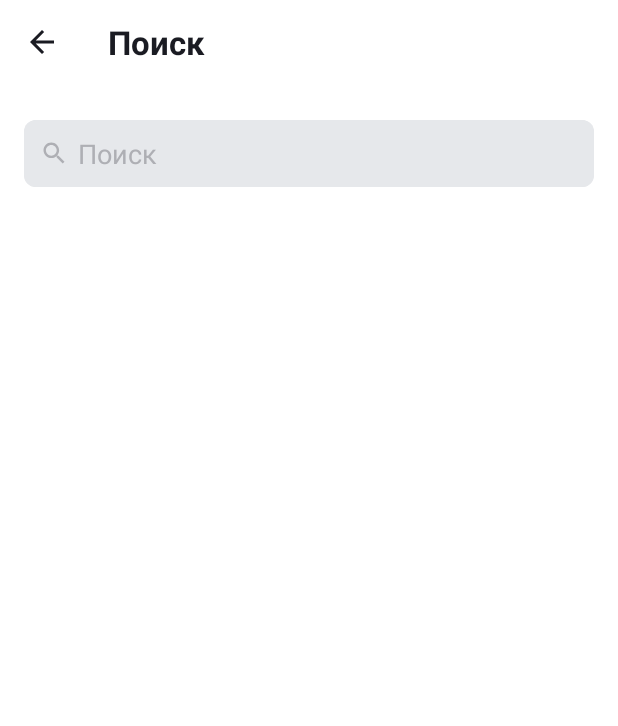
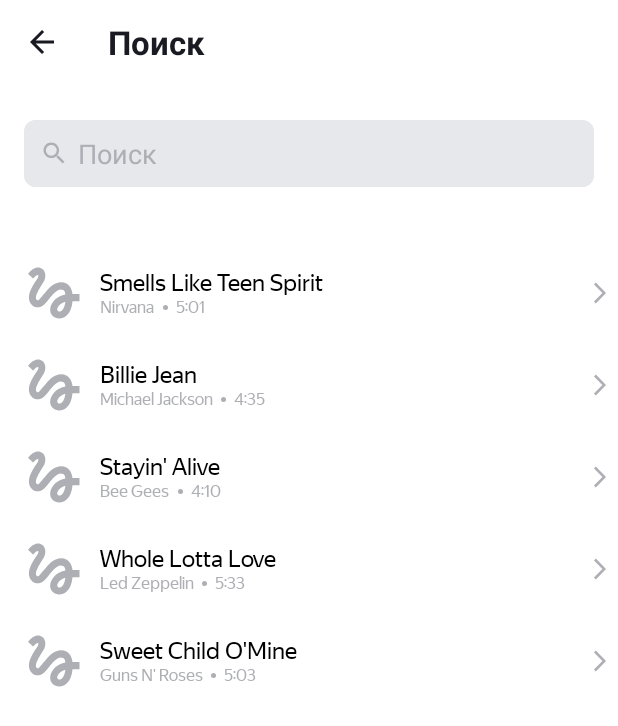
Before and after one commit to MaxCanon/PlaylistMaker, an Android app: the SearchActivity screen opened directly, with no data from a screen before it, on a phone screen of 412 x 824 dp. Shown: the top 726 px of the screen. Run offline under Robolectric (Android 15) with nearby library versions, the phone set to English and light mode, and no system bars; pictures from the network do not load.

Commit message:
10 sprint

```diff
--- a/app/build.gradle
+++ b/app/build.gradle
@@ -34,6 +34,8 @@ android {
 
 dependencies {
 
+    implementation 'com.github.bumptech.glide:glide:4.14.2'
+    annotationProcessor 'com.github.bumptech.glide:compiler:4.14.2'
     implementation 'androidx.core:core-ktx:1.7.0'
     implementation 'androidx.appcompat:appcompat:1.4.1'
     implementation 'com.google.android.material:material:1.5.0'
--- a/app/src/main/AndroidManifest.xml
+++ b/app/src/main/AndroidManifest.xml
@@ -1,6 +1,8 @@
 <?xml version="1.0" encoding="utf-8"?>
 <manifest xmlns:android="http://schemas.android.com/apk/res/android"
     xmlns:tools="http://schemas.android.com/tools">
+
+    <uses-permission android:name="android.permission.INTERNET"/>
 
     <application
         android:allowBackup="true"
--- a/app/src/main/java/com/example/playlistmaker/SearchActivity.kt
+++ b/app/src/main/java/com/example/playlistmaker/SearchActivity.kt
@@ -10,12 +10,61 @@ import android.view.inputmethod.InputMethodManager
 import android.widget.EditText
 import android.widget.ImageView
 import androidx.appcompat.widget.Toolbar
+import androidx.recyclerview.widget.LinearLayoutManager
+import androidx.recyclerview.widget.RecyclerView
 
 class SearchActivity : AppCompatActivity() {
     companion object {
         const val EDIT_TEXT = "EDIT_TEXT"
     }
-    var text:String = ""
+
+    var text: String = ""
+    private var recycleViewTracks: RecyclerView? = null
+    private var trackList: ArrayList<Track> = ArrayList()
+
+    private fun fillTracksList(): ArrayList<Track> {
+        val track: Track = Track(
+            "Smells Like Teen Spirit",
+            "Nirvana",
+            "5:01",
+            "https://is5-ssl.mzstatic.com/image/thumb/Music115/v4/7b/58/c2/7b58c21a-2b51-2bb2-e59a-9bb9b96ad8c3/00602567924166.rgb.jpg/100x100bb.jpg"
+        )
+        trackList.add(track)
+        trackList.add(
+            Track(
+                "Billie Jean",
+                "Michael Jackson",
+                "4:35",
+                "https://is5-ssl.mzstatic.com/image/thumb/Music125/v4/3d/9d/38/3d9d3811-71f0-3a0e-1ada-3004e56ff852/827969428726.jpg/100x100bb.jpg"
+            )
+        )
+        trackList.add(
+            Track(
+                "Stayin' Alive",
+                "Bee Gees",
+                "4:10",
+                "https://is4-ssl.mzstatic.com/image/thumb/Music115/v4/1f/80/1f/1f801fc1-8c0f-ea3e-d3e5-387c6619619e/16UMGIM86640.rgb.jpg/100x100bb.jpg"
+            )
+        )
+        trackList.add(
+            Track(
+                "Whole Lotta Love",
+                "Led Zeppelin",
+                "5:33",
+                "https://is2-ssl.mzstatic.com/image/thumb/Music62/v4/7e/17/e3/7e17e33f-2efa-2a36-e916-7f808576cf6b/mzm.fyigqcbs.jpg/100x100bb.jpg"
+            )
+        )
+        trackList.add(
+            Track(
+                "Sweet Child O'Mine",
+                "Guns N' Roses",
+                "5:03",
+                "https://is5-ssl.mzstatic.com/image/thumb/Music125/v4/a0/4d/c4/a04dc484-03cc-02aa-fa82-5334fcb4bc16/18UMGIM24878.rgb.jpg/100x100bb.jpg"
+            )
+        )
+        return this.trackList
+    }
+
     override fun onCreate(savedInstanceState: Bundle?) {
         super.onCreate(savedInstanceState)
         setContentView(R.layout.activity_search)
@@ -33,6 +82,13 @@ class SearchActivity : AppCompatActivity() {
             closeKeyboard(inputEditText)
 
         }
+
+        recycleViewTracks = findViewById(R.id.search_recycle_view)
+        val musLayOut = LinearLayoutManager(this)
+        musLayOut.orientation = RecyclerView.VERTICAL
+        recycleViewTracks?.layoutManager = musLayOut
+        recycleViewTracks?.adapter = TrackAdapter(this.fillTracksList())
+
         val simpleTextWatcher = object : TextWatcher {
             override fun beforeTextChanged(s: CharSequence?, start: Int, count: Int, after: Int) {
                 //
--- /dev/null
+++ b/app/src/main/java/com/example/playlistmaker/Track.kt
@@ -0,0 +1,7 @@
+package com.example.playlistmaker
+
+data class Track(
+    val trackName: String,
+    val artistName: String,
+    val trackTime: String,
+    val artworkUrl100: String)
--- /dev/null
+++ b/app/src/main/java/com/example/playlistmaker/TrackAdapter.kt
@@ -0,0 +1,27 @@
+package com.example.playlistmaker
+
+import android.view.LayoutInflater
+import android.view.View
+import android.view.ViewGroup
+import androidx.recyclerview.widget.RecyclerView
+
+class TrackAdapter(private val trackList: ArrayList<Track>) :
+    RecyclerView.Adapter<TrackHolder>() {
+    override fun onCreateViewHolder(parent: ViewGroup, viewType: Int): TrackHolder {
+        val item: View =
+            LayoutInflater.from(parent.context).inflate(
+                R.layout.track,
+                parent,
+                false
+            )
+        return TrackHolder(item)
+    }
+
+    override fun onBindViewHolder(holder: TrackHolder, position: Int) {
+        holder.bind(trackList[position])
+    }
+
+    override fun getItemCount(): Int {
+        return trackList.size
+    }
+}
--- /dev/null
+++ b/app/src/main/java/com/example/playlistmaker/TrackHolder.kt
@@ -0,0 +1,36 @@
+package com.example.playlistmaker
+
+import android.view.View
+import android.widget.ImageView
+import android.widget.TextView
+import androidx.recyclerview.widget.RecyclerView
+import com.bumptech.glide.Glide
+import com.bumptech.glide.load.resource.bitmap.RoundedCorners
+
+class TrackHolder(private val item: View) : RecyclerView.ViewHolder(item) {
+    private var imageAlbum: ImageView = item.findViewById(R.id.album_image)
+    private var trackName: TextView = item.findViewById(R.id.track_name)
+    private var artistName: TextView = item.findViewById(R.id.artist_name)
+    private var trackTime: TextView = item.findViewById(R.id.track_time)
+
+
+    fun bind(musTrack: Track) {
+        trackName.text = musTrack.trackName
+        artistName.text = musTrack.artistName
+        trackTime.text = musTrack.trackTime
+
+        Glide
+            .with(item.context)
+            .load(musTrack.artworkUrl100)
+            .placeholder(R.drawable.placeholder)
+            .centerCrop()
+            .transform(
+                RoundedCorners(
+                    itemView.resources
+                        .getDimensionPixelOffset(R.dimen.image_radius)
+                )
+            )
+            .into(imageAlbum)
+
+    }
+}
--- /dev/null
+++ b/app/src/main/res/drawable/ellipse.xml
@@ -0,0 +1,9 @@
+<vector xmlns:android="http://schemas.android.com/apk/res/android"
+    android:width="3dp"
+    android:height="3dp"
+    android:viewportWidth="3"
+    android:viewportHeight="3">
+  <path
+      android:pathData="M1.5,1.5m-1.5,0a1.5,1.5 0,1 1,3 0a1.5,1.5 0,1 1,-3 0"
+      android:fillColor="#ffffff"/>
+</vector>
--- /dev/null
+++ b/app/src/main/res/drawable/placeholder.xml
@@ -0,0 +1,9 @@
+<vector xmlns:android="http://schemas.android.com/apk/res/android"
+    android:width="45dp"
+    android:height="45dp"
+    android:viewportWidth="45"
+    android:viewportHeight="45">
+  <path
+      android:pathData="M8.606,12.919C9.919,11.587 11.231,10.387 11.813,10.631C12.75,11.006 11.813,12.563 11.25,13.481C10.781,14.269 5.887,20.775 5.887,25.313C5.887,27.712 6.787,29.7 8.4,30.9C9.806,31.95 11.663,32.269 13.35,31.763C15.356,31.181 17.006,29.138 19.087,26.569C21.356,23.775 24.394,20.119 26.737,20.119C29.794,20.119 29.831,22.013 30.038,23.475C22.95,24.675 19.95,30.356 19.95,33.544C19.95,36.731 22.65,39.338 25.969,39.338C29.025,39.338 34.013,36.844 34.763,27.9H39.375V23.212H34.744C34.463,20.119 32.7,15.337 27.188,15.337C22.969,15.337 19.35,18.919 17.925,20.663C16.837,22.031 14.063,25.313 13.631,25.763C13.163,26.325 12.356,27.337 11.55,27.337C10.706,27.337 10.2,25.781 10.875,23.737C11.531,21.694 13.5,18.375 14.344,17.138C15.806,15 16.781,13.538 16.781,10.988C16.781,6.919 13.706,5.625 12.075,5.625C9.6,5.625 7.444,7.5 6.975,7.969C6.3,8.644 5.737,9.206 5.325,9.712L8.606,12.919ZM26.025,34.781C25.444,34.781 24.638,34.294 24.638,33.431C24.638,32.306 26.006,29.306 30.019,28.256C29.456,33.3 27.337,34.781 26.025,34.781Z"
+      android:fillColor="#AEAFB4"/>
+</vector>
--- a/app/src/main/res/layout/activity_search.xml
+++ b/app/src/main/res/layout/activity_search.xml
@@ -1,5 +1,6 @@
 <?xml version="1.0" encoding="utf-8"?>
 <LinearLayout xmlns:android="http://schemas.android.com/apk/res/android"
+    xmlns:tools="http://schemas.android.com/tools"
     style="@style/SettingsPageBackground"
     android:layout_width="match_parent"
     android:layout_height="match_parent"
@@ -33,29 +34,22 @@
 
         <EditText
             android:id="@+id/input_edit_text"
-            android:layout_width="0dp"
-            android:layout_height="wrap_content"
-            android:layout_weight="1"
+            style="@style/Input_Edit_Text"
             android:background="@drawable/round_edittext"
             android:drawableStart="@drawable/edittext_search_icon"
-            android:drawablePadding="8dp"
             android:hint="@string/input_hint"
-            android:inputType="text"
-            android:maxLines="1"
-            android:paddingVertical="10dp"
-            android:paddingStart="12dp"
-            android:textColor="@color/knob_color"
-            android:textColorHint="@color/knob_color"
             android:textCursorDrawable="@drawable/text_cursor_color" />
 
         <ImageView
             android:id="@+id/clearIcon"
-            android:layout_width="wrap_content"
-            android:layout_height="wrap_content"
-            android:layout_gravity="center"
-            android:padding="10dp"
-            android:src="@drawable/icon_clear_edittext"
-            android:visibility="gone" />
+            style="@style/Clear_Icon"
+            android:src="@drawable/icon_clear_edittext" />
     </LinearLayout>
 
+    <androidx.recyclerview.widget.RecyclerView
+        android:id="@+id/search_recycle_view"
+        android:layout_width="match_parent"
+        android:layout_height="wrap_content"
+        android:layout_marginTop="@dimen/top_margin_recycle"
+        tools:listitem="@layout/track" />
 </LinearLayout>
--- /dev/null
+++ b/app/src/main/res/layout/track.xml
@@ -0,0 +1,59 @@
+<?xml version="1.0" encoding="utf-8"?>
+<LinearLayout xmlns:android="http://schemas.android.com/apk/res/android"
+    xmlns:app="http://schemas.android.com/apk/res-auto"
+    android:id="@+id/track_item"
+    android:layout_width="match_parent"
+    android:layout_height="wrap_content"
+    android:orientation="horizontal">
+
+    <ImageView
+        android:id="@+id/album_image"
+        android:layout_width="@dimen/art_size_recycle"
+        android:layout_height="@dimen/art_size_recycle"
+        android:layout_marginStart="13dp"
+        android:layout_marginVertical="@dimen/art_margin_recycle"
+        android:layout_marginEnd="@dimen/art_margin_recycle" />
+
+    <LinearLayout
+        android:layout_width="0dp"
+        android:layout_height="wrap_content"
+        android:layout_gravity="center_vertical"
+        android:layout_weight="1"
+        android:orientation="vertical">
+
+        <TextView
+            android:id="@+id/track_name"
+            style="@style/Recycle_Track_Name"
+            android:text="@string/app_name"
+            android:textSize="@dimen/text_size16" />
+
+        <LinearLayout
+            android:layout_width="wrap_content"
+            android:layout_height="wrap_content"
+            android:orientation="horizontal">
+
+            <TextView
+                android:id="@+id/artist_name"
+                style="@style/Recycle_ArtistName_TrackTime"
+                android:maxEms="10"/>
+
+            <ImageView
+                android:id="@+id/ellipse"
+                style="@style/Ellipse"
+                android:src="@drawable/ellipse"/>
+
+            <TextView
+                android:id="@+id/track_time"
+                style="@style/Recycle_ArtistName_TrackTime" />
+
+        </LinearLayout>
+
+    </LinearLayout>
+
+
+    <ImageView
+        android:layout_width="wrap_content"
+        style="@style/Forward_Arrow_Icon"
+        android:src="@drawable/icon_arrow_forward" />
+
+</LinearLayout>
--- a/app/src/main/res/values-night/styles.xml
+++ b/app/src/main/res/values-night/styles.xml
@@ -25,4 +25,69 @@
         <item name="trackTint">@color/switch_compat_track_night</item>
 
     </style>
+
+    <style name="Input_Edit_Text">
+        <item name="android:layout_width">0dp</item>
+        <item name="android:layout_height">wrap_content</item>
+        <item name="android:layout_weight">1</item>
+        <item name="android:drawablePadding">8dp</item>
+        <item name="android:inputType">text</item>
+        <item name="android:maxLines">1</item>
+        <item name="android:paddingVertical">10dp</item>
+        <item name="android:paddingStart">12dp</item>
+        <item name="android:drawableTint">@color/main_text</item>
+        <item name="android:textColor">@color/main_text</item>
+        <item name="android:textColorHint">@color/main_text</item>
+
+    </style>
+
+    <style name="Clear_Icon">
+        <item name="android:layout_width">wrap_content</item>
+        <item name="android:layout_height">wrap_content</item>
+        <item name="android:layout_gravity">center</item>
+        <item name="android:tint">@color/main_text</item>
+        <item name="android:padding">10dp</item>
+        <item name="android:visibility">gone</item>
+    </style>
+
+    <style name="Forward_Arrow_Icon">
+        <item name="android:layout_width">wrap_content</item>
+        <item name="android:layout_height">wrap_content</item>
+        <item name="android:layout_gravity">center</item>
+        <item name="android:tint">@color/white</item>
+        <item name="android:layout_marginStart">@dimen/padding_left</item>
+    </style>
+
+    <style name="Recycle_Track_Name">
+        <item name="android:layout_width">wrap_content</item>
+        <item name="android:layout_height">wrap_content</item>
+        <item name="android:fontFamily">@font/ys_display_regular</item>
+        <item name="android:text">TextView</item>
+        <item name="android:textColor">@color/white</item>
+        <item name="android:ellipsize">end</item>
+        <item name="android:lines">1</item>
+        <item name="android:singleLine">true</item>
+    </style>
+
+    <style name="Recycle_ArtistName_TrackTime">
+        <item name="android:layout_width">wrap_content</item>
+        <item name="android:layout_height">wrap_content</item>
+        <item name="android:fontFamily">@font/ys_display_regular</item>
+        <item name="android:text">TextView</item>
+        <item name="android:textSize">@dimen/text_size11</item>
+        <item name="android:textColor">@color/white</item>
+        <item name="android:ellipsize">end</item>
+        <item name="android:lines">1</item>
+        <item name="android:singleLine">true</item>
+    </style>
+
+    <style name="Ellipse">
+        <item name="android:layout_width">wrap_content</item>
+        <item name="android:layout_height">wrap_content</item>
+        <item name="android:layout_gravity">center_vertical</item>
+        <item name="android:tint">@color/white</item>
+        <item name="android:layout_marginStart">@dimen/text_margin_recycle</item>
+        <item name="android:layout_marginEnd">@dimen/text_margin_recycle</item>
+    </style>
+
 </resources>
--- a/app/src/main/res/values/dimens.xml
+++ b/app/src/main/res/values/dimens.xml
@@ -5,10 +5,16 @@
     <dimen name="icon_margin_right">12dp</dimen>
     <dimen name="padding_left">16dp</dimen>
     <dimen name="corner_radius">16dp</dimen>
+    <dimen name="text_size11">11sp</dimen>
     <dimen name="text_size16">16sp</dimen>
     <dimen name="text_size22">22sp</dimen>
     <dimen name="padding_right">12dp</dimen>
     <dimen name="margin_settings_text">21dp</dimen>
     <dimen name="margin_right">44dp</dimen>
+    <dimen name="art_size_recycle">45dp</dimen>
+    <dimen name="art_margin_recycle">8dp</dimen>
+    <dimen name="text_margin_recycle">5dp</dimen>
+    <dimen name="image_radius">2dp</dimen>
+    <dimen name="top_margin_recycle">24dp</dimen>
 
 </resources>
--- a/app/src/main/res/values/styles.xml
+++ b/app/src/main/res/values/styles.xml
@@ -45,6 +45,71 @@
         <item name="thumbTint">@color/knob_color</item>
         <item name="trackTint">@color/tint_color</item>
 
+    </style>
+
+    <style name="Input_Edit_Text">
+        <item name="android:layout_width">0dp</item>
+        <item name="android:layout_height">wrap_content</item>
+        <item name="android:layout_weight">1</item>
+        <item name="android:drawablePadding">8dp</item>
+        <item name="android:inputType">text</item>
+        <item name="android:maxLines">1</item>
+        <item name="android:paddingVertical">10dp</item>
+        <item name="android:paddingStart">12dp</item>
+        <item name="android:drawableTint">@color/knob_color</item>
+        <item name="android:textColor">@color/main_text</item>
+        <item name="android:textColorHint">@color/knob_color</item>
 
     </style>
+
+    <style name="Clear_Icon">
+        <item name="android:layout_width">wrap_content</item>
+        <item name="android:layout_height">wrap_content</item>
+        <item name="android:layout_gravity">center</item>
+        <item name="android:tint">@color/knob_color</item>
+        <item name="android:padding">10dp</item>
+        <item name="android:visibility">gone</item>
+    </style>
+
+    <style name="Forward_Arrow_Icon">
+        <item name="android:layout_width">wrap_content</item>
+        <item name="android:layout_height">wrap_content</item>
+        <item name="android:layout_gravity">center</item>
+        <item name="android:tint">@color/knob_color</item>
+        <item name="android:layout_marginStart">@dimen/padding_left</item>
+    </style>
+
+
+    <style name="Recycle_Track_Name">
+        <item name="android:layout_width">wrap_content</item>
+        <item name="android:layout_height">wrap_content</item>
+        <item name="android:fontFamily">@font/ys_display_regular</item>
+        <item name="android:text">TextView</item>
+        <item name="android:textColor">@color/black</item>
+        <item name="android:ellipsize">end</item>
+        <item name="android:lines">1</item>
+        <item name="android:singleLine">true</item>
+    </style>
+
+    <style name="Recycle_ArtistName_TrackTime">
+        <item name="android:layout_width">wrap_content</item>
+        <item name="android:layout_height">wrap_content</item>
+        <item name="android:fontFamily">@font/ys_display_regular</item>
+        <item name="android:text">TextView</item>
+        <item name="android:textSize">@dimen/text_size11</item>
+        <item name="android:textColor">@color/knob_color</item>
+        <item name="android:ellipsize">end</item>
+        <item name="android:lines">1</item>
+        <item name="android:singleLine">true</item>
+    </style>
+
+    <style name="Ellipse">
+        <item name="android:layout_width">wrap_content</item>
+        <item name="android:layout_height">wrap_content</item>
+        <item name="android:layout_gravity">center_vertical</item>
+        <item name="android:tint">@color/knob_color</item>
+        <item name="android:layout_marginStart">@dimen/text_margin_recycle</item>
+        <item name="android:layout_marginEnd">@dimen/text_margin_recycle</item>
+    </style>
+
 </resources>
```
